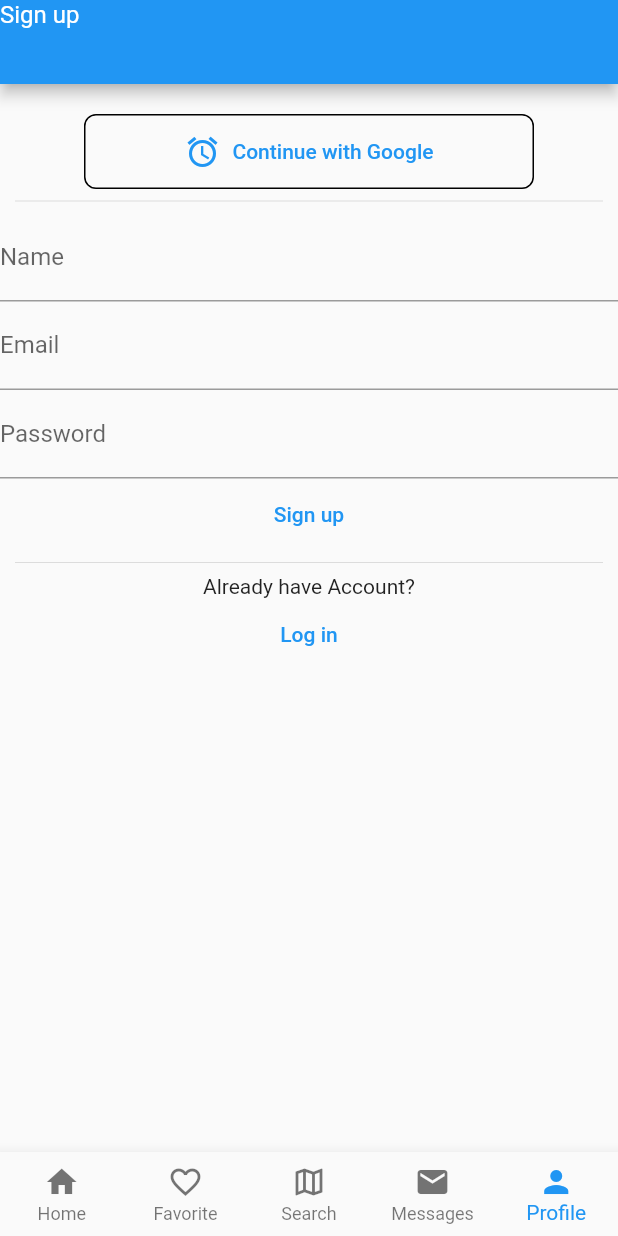
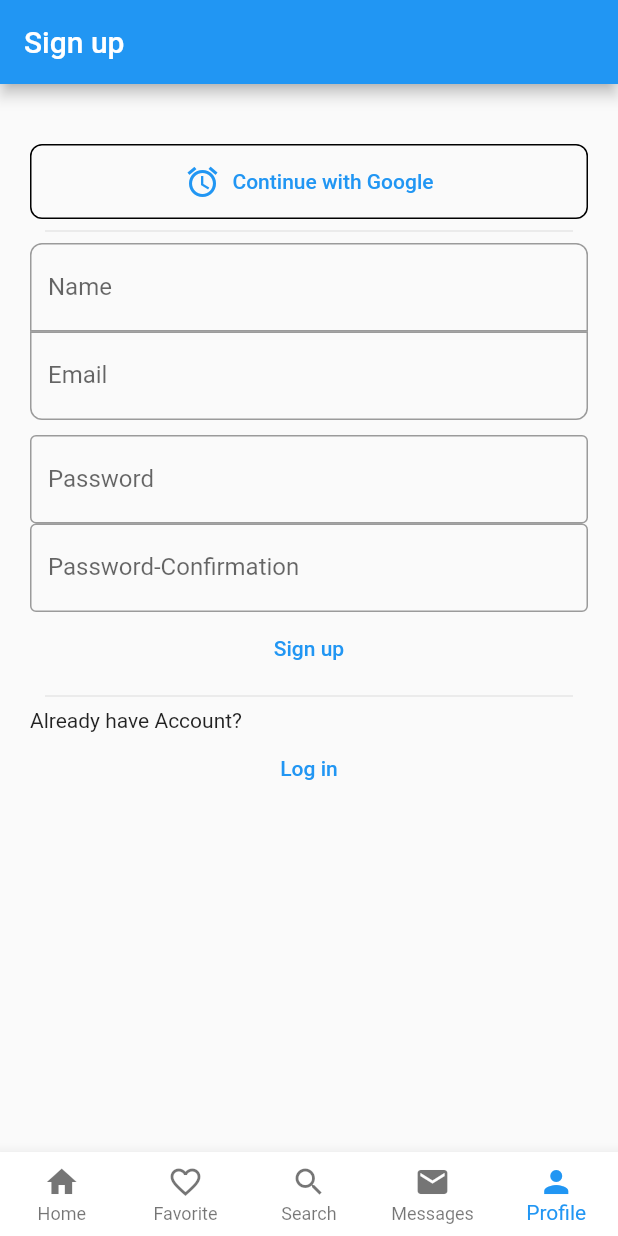
Before and after one commit to islambelhardi/ProjetFInEtude, a Flutter app: the screen it shows after launch, item 5 of the bottom bar chosen, after a tap on "Sign up", on a phone screen of 412 x 824 dp. Run offline on Flutter 3.47's test engine with Material 2 defaults, Android fonts, the phone set to English and light mode, and no system bars; network calls fail.

Commit message:
added favorite widget

```diff
--- a/lib/Routes/homepage.dart
+++ b/lib/Routes/homepage.dart
@@ -16,7 +16,7 @@ class _HomePageState extends State<HomePage> {
   @override
   Widget build(BuildContext context) {
     return Scaffold(
-      backgroundColor: Colors.white10,
+      backgroundColor: Colors.white,
       body: ListView(
         children: [
           HeaderWidget(),
--- a/lib/Routes/mainpage.dart
+++ b/lib/Routes/mainpage.dart
@@ -34,14 +34,14 @@ class _MainPageState extends State<MainPage> {
   }
   @override
   Widget build(BuildContext context) {
-    return SafeArea(
-      child: Scaffold(
+    return  Scaffold(
         body: Center(
           // to display the selected page of the navigationbar
            child: _widgetOptions.elementAt(_selectedIndex),
         ),
         bottomNavigationBar: BottomNavigationBar(
           type: BottomNavigationBarType.fixed,
+          backgroundColor: Colors.white,
           items: [
             BottomNavigationBarItem(
               icon: const Icon(Icons.home),
@@ -52,7 +52,7 @@ class _MainPageState extends State<MainPage> {
               label: 'Favorite',
             ),
             BottomNavigationBarItem(
-              icon: Icon(Icons.map_outlined),
+              icon: Icon( Icons.search_outlined,),
               label: 'Search',
             ),
             BottomNavigationBarItem(
@@ -67,7 +67,7 @@ class _MainPageState extends State<MainPage> {
           currentIndex: _selectedIndex,
           onTap: _onItemTapped,
         ),
-      ),
+
     );
   }
 }
--- a/lib/Routes/profilepage.dart
+++ b/lib/Routes/profilepage.dart
@@ -1,7 +1,11 @@
+import 'dart:math';
+
 import 'package:flutter/material.dart';
 import 'dart:convert';
 import 'package:http/http.dart' as http;
+import 'package:projet_fin_etude/Routes/loginview.dart';
 import 'package:projet_fin_etude/net/auth_service.dart';
+
 class ProfilePage extends StatefulWidget {
   const ProfilePage({Key? key}) : super(key: key);
 
@@ -16,14 +20,48 @@ class _ProfilePageState extends State<ProfilePage> {
   String _name = '';
   String _email = '';
   String _password = '';
-  Login() async {
-    http.Response response =
-        await AuthService.register(_name, _email, _password);
+  String _passwordConfirmation = '';
+  Future<void> _showMyDialog() async {
+    await Signup();
+
+    return showDialog<void>(
+      context: context,
+      barrierDismissible: false, // user must tap button!
+      builder: (BuildContext dialogcontext) {
+        return AlertDialog(
+          title: const Text('AlertDialog Title'),
+          content: SingleChildScrollView(
+            child: ListBody(
+              children: const <Widget>[
+                Text('This is a demo alert dialog.'),
+                Text('Would you like to approve of this message?'),
+              ],
+            ),
+          ),
+          actions: <Widget>[
+            TextButton(
+              child: const Text('Approve'),
+              onPressed: () {
+                Navigator.of(dialogcontext).pop();
+              },
+            ),
+          ],
+        );
+      },
+    );
+  }
+
+  Future Signup() async {
+    http.Response response = await AuthService.register(
+      _name,
+      _email,
+      _password,
+    );
     Map responseMap = jsonDecode(response.body);
     if (response.statusCode == 200) {
-      print('true');
+      return true;
     } else {
-      print(json.decode(response.body));
+      return false;
     }
   }
 
@@ -31,23 +69,14 @@ class _ProfilePageState extends State<ProfilePage> {
   Widget build(BuildContext context) {
     return Scaffold(
       appBar: AppBar(
-        leading: const Text(
+        title: const Text(
           'Sign up',
-          style: TextStyle(
-            fontSize: 16,
         ),
       ),
-        // actions: [
-        //   IconButton(
-        //     onPressed: () {},
-        //     icon: const Icon(
-        //       Icons.highlight_off_outlined,
-        //     ),
-        //   )
-        // ],
-      ),
-      body: Center(
-        child: Column(
+      body: Padding(
+        padding: const EdgeInsets.all(20.0),
+        child: Center(
+          child: ListView(
             children: [
               const SizedBox(
                 height: 20,
@@ -66,31 +95,58 @@ class _ProfilePageState extends State<ProfilePage> {
                 textAlign: TextAlign.start,
                 decoration: const InputDecoration(
                   labelText: 'Name',
+                  border: OutlineInputBorder(
+                    borderRadius: BorderRadius.only(topLeft: Radius.circular(8), topRight: Radius.circular(8))
+                  )
                 ),
                 controller: _nameController,
-              onChanged: (value) => _name=value,
+                onChanged: (value) => _name = value,
               ),
               TextFormField(
                 textAlign: TextAlign.start,
                 decoration: const InputDecoration(
                   labelText: 'Email',
+                  border: OutlineInputBorder(
+                     borderRadius: BorderRadius.only(bottomLeft: Radius.circular(8), bottomRight: Radius.circular(8))
+                  )
                 ),
                 controller: _emailController,
-              onChanged: (value) => _email=value,
+                onChanged: (value) => _email = value,
+              ),
+              SizedBox(
+                height: 10,
               ),
               TextFormField(
                 textAlign: TextAlign.start,
                 decoration: const InputDecoration(
                   labelText: 'Password',
+                  border: OutlineInputBorder()
                 ),
                 controller: _passwordController,
                 onChanged: (value) => _password = value,
               ),
-            TextButton(onPressed: () => Login(), child: const Text('Sign up')),
+              TextFormField(
+                textAlign: TextAlign.start,
+                decoration: const InputDecoration(
+                  labelText: 'Password-Confirmation',
+                  border: OutlineInputBorder()
+                ),
+                controller: _passwordController,
+                onChanged: (value) => _passwordConfirmation = value,
+              ),
+              TextButton(
+                  onPressed: () => _showMyDialog(), child: const Text('Sign up')),
               const Divider(indent: 10, endIndent: 10),
               Text('Already have Account?'),
-            TextButton(onPressed: (){}, child: Text('Log in'))
+              TextButton(
+                  onPressed: () => Navigator.push(
+                      context,
+                      MaterialPageRoute<void>(
+                        builder: (BuildContext context) => const LoginView(),
+                      )),
+                  child: Text('Log in'))
             ],
+          ),
         ),
       ),
     );
--- a/lib/Widgets/announcewidget.dart
+++ b/lib/Widgets/announcewidget.dart
@@ -12,7 +12,7 @@ class AnnounceWidget extends StatefulWidget {
 
 class _AnnounceWidgetState extends State<AnnounceWidget> {
   bool isfavorite= false ;
-  Icon favorite = Icon(Icons.favorite_border_outlined);
+  Icon favorite = Icon(Icons.favorite_rounded,color: Colors.white,);
   //when u click the announce widget the announcedtails shows up
   void _gotoAnnounceDetails(BuildContext context){
     Navigator.push(context,     MaterialPageRoute<void>(
--- a/lib/Widgets/headerwidget.dart
+++ b/lib/Widgets/headerwidget.dart
@@ -15,6 +15,7 @@ class _HeaderWidgetState extends State<HeaderWidget> {
     return Container(
       margin: EdgeInsets.fromLTRB(10, 15, 10,0),
       child: Card(
+        clipBehavior: Clip.antiAliasWithSaveLayer,
         child: Column(
           children: [
             Image.asset('Assets/images/banner.jpg', )
@@ -24,7 +25,6 @@ class _HeaderWidgetState extends State<HeaderWidget> {
           borderRadius: BorderRadius.circular(10),
           ),
       ),
-
     );
   }
 }
```
Also changed, not shown: lib/Routes/favoritepage.dart (+47 -3 lines), lib/Routes/loginview.dart (added, +51 -0 lines), lib/Views/announceHview.dart (added, +122 -0 lines), lib/Widgets/announcedetails.dart (+31 -27 lines). Lines whose indentation alone changed are shown as unchanged.
